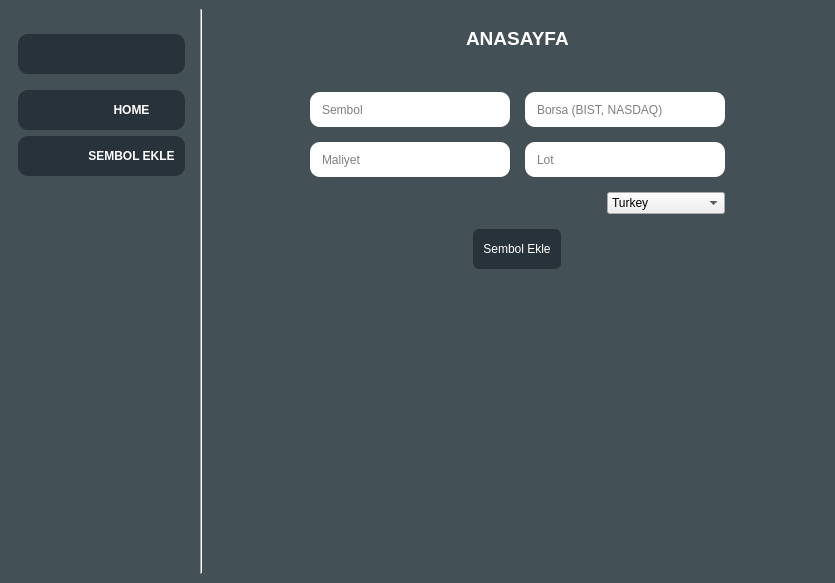
Above: templates/ui/mainWindow.ui from ismaildrcn/myTradingPanel before the change. Below: the same form after it.
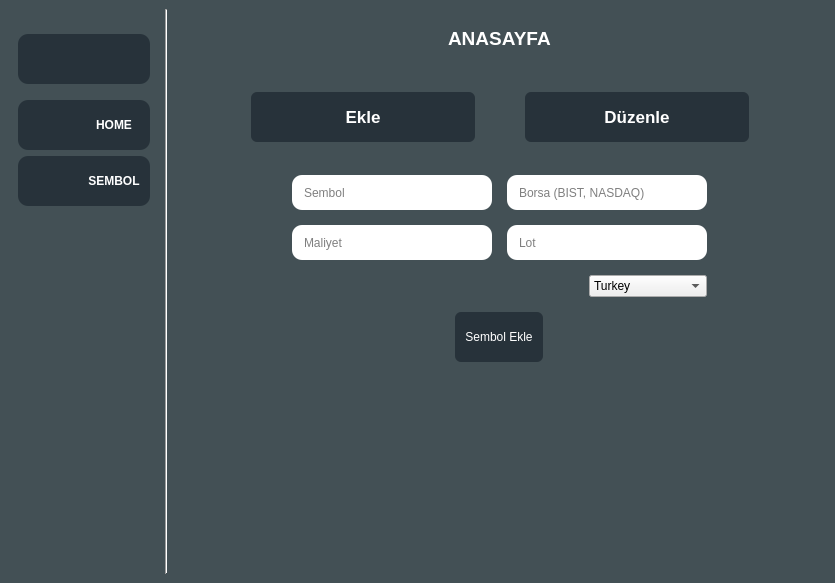
That is the form after the change. The open tabs and pages were chosen to show the change. Icons and pictures are not drawn.

Commit message: Added symbol exists control

Diff of the .ui file:
```diff
--- a/templates/ui/mainWindow.ui
+++ b/templates/ui/mainWindow.ui
@@ -22,13 +22,14 @@
 	border:none;
 	color:#FFFFFF;
 	border-radius:6px;
+	max-height:40px;
+	min-height:40px;
 	background-color:  #27323A;
 	padding-left:10px;
 	padding-right:10px;
 	padding-top:5px;
 	padding-bottom:5px;
 }
-
 QPushButton:hover{
 	background-color: rgb(92, 109, 121);
 }
@@ -92,7 +93,7 @@
          <property name="minimumSize">
           <size>
            <width>60</width>
-           <height>40</height>
+           <height>50</height>
           </size>
          </property>
          <property name="text">
@@ -133,13 +134,13 @@
            <property name="minimumSize">
             <size>
              <width>60</width>
-             <height>40</height>
+             <height>50</height>
             </size>
            </property>
            <property name="maximumSize">
             <size>
              <width>60</width>
-             <height>40</height>
+             <height>50</height>
             </size>
            </property>
            <property name="text">
@@ -162,7 +163,7 @@
            <property name="minimumSize">
             <size>
              <width>0</width>
-             <height>40</height>
+             <height>50</height>
             </size>
            </property>
            <property name="font">
@@ -188,13 +189,13 @@
            <property name="minimumSize">
             <size>
              <width>60</width>
-             <height>40</height>
+             <height>50</height>
             </size>
            </property>
            <property name="maximumSize">
             <size>
              <width>60</width>
-             <height>40</height>
+             <height>50</height>
             </size>
            </property>
            <property name="text">
@@ -217,7 +218,7 @@
            <property name="minimumSize">
             <size>
              <width>0</width>
-             <height>40</height>
+             <height>50</height>
             </size>
            </property>
            <property name="font">
@@ -227,7 +228,7 @@
             </font>
            </property>
            <property name="text">
-            <string>SEMBOL EKLE</string>
+            <string>SEMBOL</string>
            </property>
           </widget>
          </item>
@@ -489,7 +490,77 @@
              </layout>
             </widget>
             <widget class="QWidget" name="page_add_symbol">
-             <layout class="QHBoxLayout" name="horizontalLayout_10">
+             <layout class="QVBoxLayout" name="verticalLayout_5">
+              <item>
+               <widget class="QWidget" name="widget_2" native="true">
+                <layout class="QGridLayout" name="gridLayout">
+                 <property name="leftMargin">
+                  <number>50</number>
+                 </property>
+                 <property name="rightMargin">
+                  <number>50</number>
+                 </property>
+                 <property name="horizontalSpacing">
+                  <number>50</number>
+                 </property>
+                 <item row="0" column="0">
+                  <widget class="QPushButton" name="pushButton_add_symbol_in">
+                   <property name="font">
+                    <font>
+                     <pointsize>13</pointsize>
+                     <weight>75</weight>
+                     <bold>true</bold>
+                    </font>
+                   </property>
+                   <property name="styleSheet">
+                    <string notr="true"/>
+                   </property>
+                   <property name="text">
+                    <string>Ekle</string>
+                   </property>
+                   <property name="icon">
+                    <iconset resource="../../rcc/images.qrc">
+                     <normaloff>:/images/templates/images/add-file-white.svg</normaloff>:/images/templates/images/add-file-white.svg</iconset>
+                   </property>
+                   <property name="iconSize">
+                    <size>
+                     <width>24</width>
+                     <height>24</height>
+                    </size>
+                   </property>
+                  </widget>
+                 </item>
+                 <item row="0" column="1">
+                  <widget class="QPushButton" name="pushButton_edit_symbol_in">
+                   <property name="font">
+                    <font>
+                     <pointsize>13</pointsize>
+                     <weight>75</weight>
+                     <bold>true</bold>
+                    </font>
+                   </property>
+                   <property name="text">
+                    <string>Düzenle</string>
+                   </property>
+                   <property name="icon">
+                    <iconset resource="../../rcc/images.qrc">
+                     <normaloff>:/images/templates/images/edit-clipboard-white.svg</normaloff>:/images/templates/images/edit-clipboard-white.svg</iconset>
+                   </property>
+                   <property name="iconSize">
+                    <size>
+                     <width>24</width>
+                     <height>24</height>
+                    </size>
+                   </property>
+                  </widget>
+                 </item>
+                </layout>
+               </widget>
+              </item>
+              <item>
+               <widget class="QStackedWidget" name="stackedWidget_symbol">
+                <widget class="QWidget" name="page">
+                 <layout class="QVBoxLayout" name="verticalLayout_4">
               <item alignment="Qt::AlignTop">
                <widget class="QWidget" name="widget" native="true">
                 <layout class="QHBoxLayout" name="horizontalLayout_9">
@@ -499,7 +570,7 @@
                     <number>15</number>
                    </property>
                    <item>
-                    <layout class="QHBoxLayout" name="horizontalLayout_6">
+                        <layout class="QHBoxLayout" name="horizontalLayout_8">
                      <item>
                       <widget class="QLineEdit" name="lineEdit_symbol_name">
                        <property name="minimumSize">
@@ -541,7 +612,7 @@
                     </layout>
                    </item>
                    <item>
-                    <layout class="QHBoxLayout" name="horizontalLayout_8">
+                        <layout class="QHBoxLayout" name="horizontalLayout_10">
                      <item>
                       <widget class="QLineEdit" name="lineEdit_symbol_cost">
                        <property name="minimumSize">
@@ -726,7 +797,7 @@
                      <property name="minimumSize">
                       <size>
                        <width>0</width>
-                       <height>40</height>
+                           <height>50</height>
                       </size>
                      </property>
                      <property name="text">
@@ -737,6 +808,11 @@
                   </layout>
                  </item>
                 </layout>
+                   </widget>
+                  </item>
+                 </layout>
+                </widget>
+                <widget class="QWidget" name="page_2"/>
                </widget>
               </item>
              </layout>
```
Left out of the diff: 14 changed lines with no effect on the pictures. Lines whose indentation alone changed are shown as unchanged. The commit also changes 5 other files.
